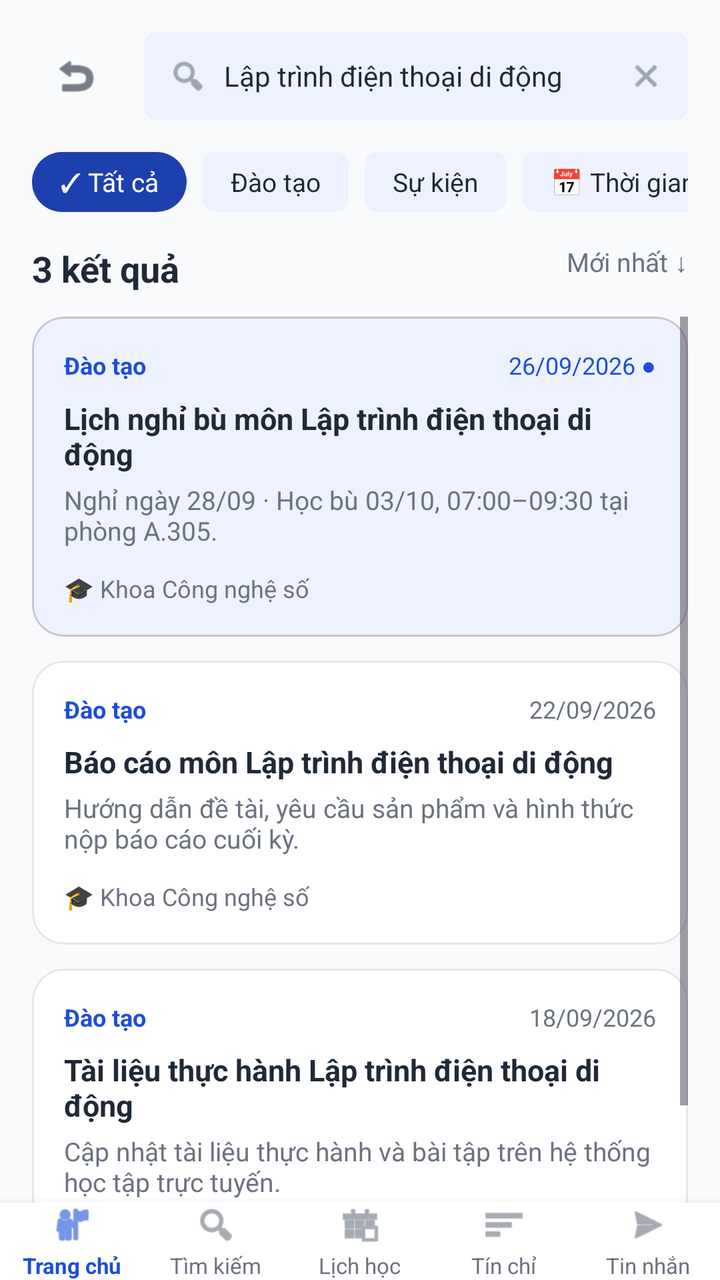
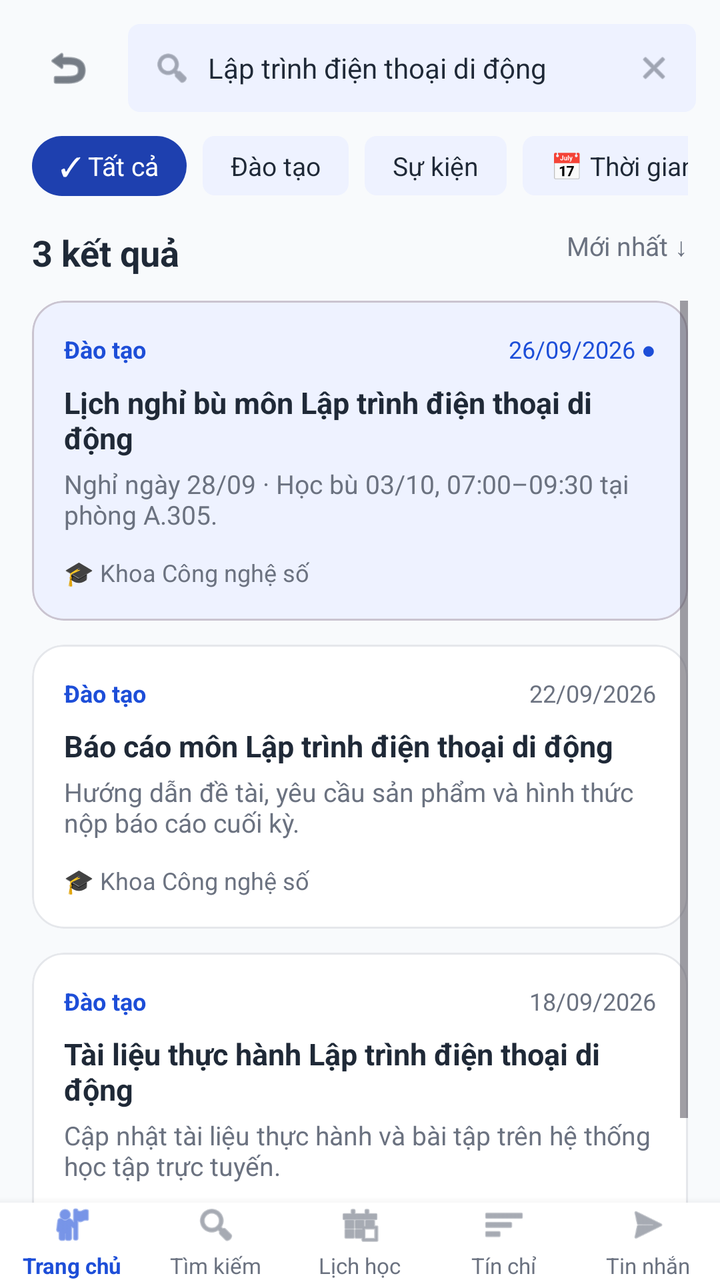

Screens rendered from an Android XML layout before and after an edit, with the pre-edit source and the edit as a unified diff.
<!-- AndroidManifest.xml: application theme Theme.XayDung -->
<!-- res/layout/activity_tim_kiem_thong_bao.xml -->
<?xml version="1.0" encoding="utf-8"?>
<RelativeLayout xmlns:android="http://schemas.android.com/apk/res/android"
    xmlns:app="http://schemas.android.com/apk/res-auto"
    android:layout_width="match_parent"
    android:layout_height="match_parent"
    android:background="@color/figma_bg">

    <LinearLayout
        android:layout_width="match_parent"
        android:layout_height="match_parent"
        android:layout_above="@id/bottomNavigation"
        android:orientation="vertical">

        
        <LinearLayout
            android:layout_width="match_parent"
            android:layout_height="wrap_content"
            android:orientation="horizontal"
            android:padding="16dp"
            android:gravity="center_vertical">

            <ImageView
                android:id="@+id/btnBack"
                android:layout_width="44dp"
                android:layout_height="44dp"
                android:padding="10dp"
                android:clickable="true"
                android:focusable="true"
                android:background="?attr/selectableItemBackgroundBorderless"
                android:src="@android:drawable/ic_menu_revert"
                android:contentDescription="Back"
                app:tint="@color/figma_text_primary" />

            <LinearLayout
                android:layout_width="0dp"
                android:layout_height="44dp"
                android:layout_weight="1"
                android:layout_marginStart="12dp"
                android:background="@drawable/bg_tag_chip"
                android:orientation="horizontal"
                android:gravity="center_vertical"
                android:paddingHorizontal="12dp">

                <ImageView
                    android:layout_width="20dp"
                    android:layout_height="20dp"
                    android:src="@android:drawable/ic_menu_search"
                    android:contentDescription="Search"
                    app:tint="@color/figma_text_secondary" />

                <EditText
                    android:id="@+id/etSearch"
                    android:layout_width="0dp"
                    android:layout_height="wrap_content"
                    android:layout_weight="1"
                    android:layout_marginStart="8dp"
                    android:background="@null"
                    android:text="Lập trình điện thoại di động"
                    android:textColor="@color/figma_text_primary"
                    android:textSize="14sp" />

                <ImageView
                    android:id="@+id/btnClearSearch"
                    android:layout_width="18dp"
                    android:layout_height="18dp"
                    android:src="@android:drawable/ic_menu_close_clear_cancel"
                    android:contentDescription="Clear"
                    app:tint="@color/figma_text_secondary" />
            </LinearLayout>
        </LinearLayout>

        
        <HorizontalScrollView
            android:layout_width="match_parent"
            android:layout_height="wrap_content"
            android:scrollbars="none"
            android:paddingHorizontal="16dp"
            android:layout_marginBottom="16dp">

            <LinearLayout
                android:layout_width="wrap_content"
                android:layout_height="wrap_content"
                android:orientation="horizontal">

                <TextView
                    android:layout_width="wrap_content"
                    android:layout_height="wrap_content"
                    android:background="@drawable/bg_blue_card"
                    android:paddingHorizontal="14dp"
                    android:paddingVertical="6dp"
                    android:text="✓ Tất cả"
                    android:textColor="@color/white"
                    android:textSize="13sp" />

                <TextView
                    android:layout_width="wrap_content"
                    android:layout_height="wrap_content"
                    android:layout_marginStart="8dp"
                    android:background="@drawable/bg_tag_chip"
                    android:paddingHorizontal="14dp"
                    android:paddingVertical="6dp"
                    android:text="Đào tạo"
                    android:textColor="@color/figma_text_primary"
                    android:textSize="13sp" />

                <TextView
                    android:layout_width="wrap_content"
                    android:layout_height="wrap_content"
                    android:layout_marginStart="8dp"
                    android:background="@drawable/bg_tag_chip"
                    android:paddingHorizontal="14dp"
                    android:paddingVertical="6dp"
                    android:text="Sự kiện"
                    android:textColor="@color/figma_text_primary"
                    android:textSize="13sp" />

                <TextView
                    android:layout_width="wrap_content"
                    android:layout_height="wrap_content"
                    android:layout_marginStart="8dp"
                    android:background="@drawable/bg_tag_chip"
                    android:paddingHorizontal="14dp"
                    android:paddingVertical="6dp"
                    android:text="📅 Thời gian"
                    android:textColor="@color/figma_text_primary"
                    android:textSize="13sp" />

                <TextView
                    android:layout_width="wrap_content"
                    android:layout_height="wrap_content"
                    android:layout_marginStart="8dp"
                    android:background="@drawable/bg_tag_chip"
                    android:paddingHorizontal="14dp"
                    android:paddingVertical="6dp"
                    android:text="⚙ Đơn vị gửi"
                    android:textColor="@color/figma_text_primary"
                    android:textSize="13sp" />
            </LinearLayout>
        </HorizontalScrollView>

        
        <RelativeLayout
            android:layout_width="match_parent"
            android:layout_height="wrap_content"
            android:paddingHorizontal="16dp"
            android:layout_marginBottom="12dp">

            <TextView
                android:layout_width="wrap_content"
                android:layout_height="wrap_content"
                android:text="3 kết quả"
                android:textColor="@color/figma_text_primary"
                android:textSize="18sp"
                android:textStyle="bold" />

            <TextView
                android:layout_width="wrap_content"
                android:layout_height="wrap_content"
                android:layout_alignParentEnd="true"
                android:text="Mới nhất ↓"
                android:textColor="@color/figma_text_secondary"
                android:textSize="13sp" />
        </RelativeLayout>

        
        <ScrollView
            android:layout_width="match_parent"
            android:layout_height="match_parent"
            android:paddingHorizontal="16dp">

            <LinearLayout
                android:layout_width="match_parent"
                android:layout_height="wrap_content"
                android:orientation="vertical">

                
                <com.google.android.material.card.MaterialCardView
                    android:layout_width="match_parent"
                    android:layout_height="wrap_content"
                    android:layout_marginBottom="12dp"
                    app:cardCornerRadius="16dp"
                    app:cardElevation="0dp"
                    app:cardBackgroundColor="@color/figma_blue_light">

                    <LinearLayout
                        android:layout_width="match_parent"
                        android:layout_height="wrap_content"
                        android:orientation="vertical"
                        android:padding="16dp">

                        <RelativeLayout
                            android:layout_width="match_parent"
                            android:layout_height="wrap_content">

                            <TextView
                                android:layout_width="wrap_content"
                                android:layout_height="wrap_content"
                                android:text="Đào tạo"
                                android:textColor="@color/figma_blue"
                                android:textSize="12sp"
                                android:textStyle="bold" />

                            <TextView
                                android:layout_width="wrap_content"
                                android:layout_height="wrap_content"
                                android:layout_alignParentEnd="true"
                                android:text="26/09/2026 ●"
                                android:textColor="@color/figma_blue"
                                android:textSize="12sp" />
                        </RelativeLayout>

                        <TextView
                            android:layout_width="match_parent"
                            android:layout_height="wrap_content"
                            android:layout_marginTop="8dp"
                            android:text="Lịch nghỉ bù môn Lập trình điện thoại di động"
                            android:textColor="@color/figma_text_primary"
                            android:textSize="15sp"
                            android:textStyle="bold" />

                        <TextView
                            android:layout_width="match_parent"
                            android:layout_height="wrap_content"
                            android:layout_marginTop="4dp"
                            android:text="Nghỉ ngày 28/09 · Học bù 03/10, 07:00–09:30 tại phòng A.305."
                            android:textColor="@color/figma_text_secondary"
                            android:textSize="13sp" />

                        <TextView
                            android:layout_width="wrap_content"
                            android:layout_height="wrap_content"
                            android:layout_marginTop="12dp"
                            android:text="🎓 Khoa Công nghệ số"
                            android:textColor="@color/figma_text_secondary"
                            android:textSize="12sp" />
                    </LinearLayout>
                </com.google.android.material.card.MaterialCardView>

                
                <com.google.android.material.card.MaterialCardView
                    android:layout_width="match_parent"
                    android:layout_height="wrap_content"
                    android:layout_marginBottom="12dp"
                    app:cardCornerRadius="16dp"
                    app:cardElevation="0dp"
                    app:cardBackgroundColor="@color/white"
                    app:strokeColor="@color/figma_card_border"
                    app:strokeWidth="1dp">

                    <LinearLayout
                        android:layout_width="match_parent"
                        android:layout_height="wrap_content"
                        android:orientation="vertical"
                        android:padding="16dp">

                        <RelativeLayout
                            android:layout_width="match_parent"
                            android:layout_height="wrap_content">

                            <TextView
                                android:layout_width="wrap_content"
                                android:layout_height="wrap_content"
                                android:text="Đào tạo"
                                android:textColor="@color/figma_blue"
                                android:textSize="12sp"
                                android:textStyle="bold" />

                            <TextView
                                android:layout_width="wrap_content"
                                android:layout_height="wrap_content"
                                android:layout_alignParentEnd="true"
                                android:text="22/09/2026"
                                android:textColor="@color/figma_text_secondary"
                                android:textSize="12sp" />
                        </RelativeLayout>

                        <TextView
                            android:layout_width="match_parent"
                            android:layout_height="wrap_content"
                            android:layout_marginTop="8dp"
                            android:text="Báo cáo môn Lập trình điện thoại di động"
                            android:textColor="@color/figma_text_primary"
                            android:textSize="15sp"
                            android:textStyle="bold" />

                        <TextView
                            android:layout_width="match_parent"
                            android:layout_height="wrap_content"
                            android:layout_marginTop="4dp"
                            android:text="Hướng dẫn đề tài, yêu cầu sản phẩm và hình thức nộp báo cáo cuối kỳ."
                            android:textColor="@color/figma_text_secondary"
                            android:textSize="13sp" />

                        <TextView
                            android:layout_width="wrap_content"
                            android:layout_height="wrap_content"
                            android:layout_marginTop="12dp"
                            android:text="🎓 Khoa Công nghệ số"
                            android:textColor="@color/figma_text_secondary"
                            android:textSize="12sp" />
                    </LinearLayout>
                </com.google.android.material.card.MaterialCardView>

                
                <com.google.android.material.card.MaterialCardView
                    android:layout_width="match_parent"
                    android:layout_height="wrap_content"
                    android:layout_marginBottom="12dp"
                    app:cardCornerRadius="16dp"
                    app:cardElevation="0dp"
                    app:cardBackgroundColor="@color/white"
                    app:strokeColor="@color/figma_card_border"
                    app:strokeWidth="1dp">

                    <LinearLayout
                        android:layout_width="match_parent"
                        android:layout_height="wrap_content"
                        android:orientation="vertical"
                        android:padding="16dp">

                        <RelativeLayout
                            android:layout_width="match_parent"
                            android:layout_height="wrap_content">

                            <TextView
                                android:layout_width="wrap_content"
                                android:layout_height="wrap_content"
                                android:text="Đào tạo"
                                android:textColor="@color/figma_blue"
                                android:textSize="12sp"
                                android:textStyle="bold" />

                            <TextView
                                android:layout_width="wrap_content"
                                android:layout_height="wrap_content"
                                android:layout_alignParentEnd="true"
                                android:text="18/09/2026"
                                android:textColor="@color/figma_text_secondary"
                                android:textSize="12sp" />
                        </RelativeLayout>

                        <TextView
                            android:layout_width="match_parent"
                            android:layout_height="wrap_content"
                            android:layout_marginTop="8dp"
                            android:text="Tài liệu thực hành Lập trình điện thoại di động"
                            android:textColor="@color/figma_text_primary"
                            android:textSize="15sp"
                            android:textStyle="bold" />

                        <TextView
                            android:layout_width="match_parent"
                            android:layout_height="wrap_content"
                            android:layout_marginTop="4dp"
                            android:text="Cập nhật tài liệu thực hành và bài tập trên hệ thống học tập trực tuyến."
                            android:textColor="@color/figma_text_secondary"
                            android:textSize="13sp" />

                        <TextView
                            android:layout_width="wrap_content"
                            android:layout_height="wrap_content"
                            android:layout_marginTop="12dp"
                            android:text="🎓 Khoa Công nghệ số"
                            android:textColor="@color/figma_text_secondary"
                            android:textSize="12sp" />
                    </LinearLayout>
                </com.google.android.material.card.MaterialCardView>

            </LinearLayout>
        </ScrollView>

    </LinearLayout>

    <include
        android:id="@+id/bottomNavigation"
        layout="@layout/layout_bottom_nav"
        android:layout_width="match_parent"
        android:layout_height="wrap_content"
        android:layout_alignParentBottom="true" />

</RelativeLayout>
<!-- res/layout/layout_bottom_nav.xml (included above) -->
<?xml version="1.0" encoding="utf-8"?>
<LinearLayout xmlns:android="http://schemas.android.com/apk/res/android"
    xmlns:app="http://schemas.android.com/apk/res-auto"
    android:layout_width="match_parent"
    android:layout_height="64dp"
    android:background="@color/white"
    android:elevation="8dp"
    android:orientation="horizontal"
    android:gravity="center_vertical">

    
    <LinearLayout
        android:id="@+id/navHome"
        android:layout_width="0dp"
        android:layout_height="match_parent"
        android:layout_weight="1"
        android:gravity="center"
        android:orientation="vertical"
        android:clickable="true"
        android:focusable="true">

        <ImageView
            android:id="@+id/iconHome"
            android:layout_width="22dp"
            android:layout_height="22dp"
            android:src="@android:drawable/ic_menu_myplaces"
            android:contentDescription="Trang chủ"
            app:tint="@color/figma_blue" />

        <TextView
            android:id="@+id/textHome"
            android:layout_width="wrap_content"
            android:layout_height="wrap_content"
            android:layout_marginTop="2dp"
            android:text="Trang chủ"
            android:textColor="@color/figma_blue"
            android:textSize="11sp"
            android:textStyle="bold" />
    </LinearLayout>

    
    <LinearLayout
        android:id="@+id/navSearch"
        android:layout_width="0dp"
        android:layout_height="match_parent"
        android:layout_weight="1"
        android:gravity="center"
        android:orientation="vertical"
        android:clickable="true"
        android:focusable="true">

        <ImageView
            android:id="@+id/iconSearch"
            android:layout_width="22dp"
            android:layout_height="22dp"
            android:src="@android:drawable/ic_menu_search"
            android:contentDescription="Tìm kiếm"
            app:tint="@color/figma_text_secondary" />

        <TextView
            android:id="@+id/textSearch"
            android:layout_width="wrap_content"
            android:layout_height="wrap_content"
            android:layout_marginTop="2dp"
            android:text="Tìm kiếm"
            android:textColor="@color/figma_text_secondary"
            android:textSize="11sp" />
    </LinearLayout>

    
    <LinearLayout
        android:id="@+id/navSchedule"
        android:layout_width="0dp"
        android:layout_height="match_parent"
        android:layout_weight="1"
        android:gravity="center"
        android:orientation="vertical"
        android:clickable="true"
        android:focusable="true">

        <ImageView
            android:id="@+id/iconSchedule"
            android:layout_width="22dp"
            android:layout_height="22dp"
            android:src="@android:drawable/ic_menu_today"
            android:contentDescription="Lịch học"
            app:tint="@color/figma_text_secondary" />

        <TextView
            android:id="@+id/textSchedule"
            android:layout_width="wrap_content"
            android:layout_height="wrap_content"
            android:layout_marginTop="2dp"
            android:text="Lịch học"
            android:textColor="@color/figma_text_secondary"
            android:textSize="11sp" />
    </LinearLayout>

    
    <LinearLayout
        android:id="@+id/navCredit"
        android:layout_width="0dp"
        android:layout_height="match_parent"
        android:layout_weight="1"
        android:gravity="center"
        android:orientation="vertical"
        android:clickable="true"
        android:focusable="true">

        <ImageView
            android:id="@+id/iconCredit"
            android:layout_width="22dp"
            android:layout_height="22dp"
            android:src="@android:drawable/ic_menu_sort_by_size"
            android:contentDescription="Tín chỉ"
            app:tint="@color/figma_text_secondary" />

        <TextView
            android:id="@+id/textCredit"
            android:layout_width="wrap_content"
            android:layout_height="wrap_content"
            android:layout_marginTop="2dp"
            android:text="Tín chỉ"
            android:textColor="@color/figma_text_secondary"
            android:textSize="11sp" />
    </LinearLayout>

    
    <LinearLayout
        android:id="@+id/navMessage"
        android:layout_width="0dp"
        android:layout_height="match_parent"
        android:layout_weight="1"
        android:gravity="center"
        android:orientation="vertical"
        android:clickable="true"
        android:focusable="true">

        <ImageView
            android:id="@+id/iconMessage"
            android:layout_width="22dp"
            android:layout_height="22dp"
            android:src="@android:drawable/ic_menu_send"
            android:contentDescription="Tin nhắn"
            app:tint="@color/figma_text_secondary" />

        <TextView
            android:id="@+id/textMessage"
            android:layout_width="wrap_content"
            android:layout_height="wrap_content"
            android:layout_marginTop="2dp"
            android:text="Tin nhắn"
            android:textColor="@color/figma_text_secondary"
            android:textSize="11sp" />
    </LinearLayout>

</LinearLayout>
<!-- resources referenced by this layout -->
<resources>
  <color name="figma_bg">#F8FAFC</color>
  <color name="figma_blue">#1D4ED8</color>
  <color name="figma_blue_light">#EEF2FF</color>
  <color name="figma_card_border">#E5E7EB</color>
  <color name="figma_text_primary">#1F2937</color>
  <color name="figma_text_secondary">#6B7280</color>
  <color name="white">#FFFFFFFF</color>
  <!-- drawable bg_blue_card (drawable) -->
  <?xml version="1.0" encoding="utf-8"?>
  <shape xmlns:android="http://schemas.android.com/apk/res/android"
      android:shape="rectangle">
      <solid android:color="@color/figma_blue_dark" />
      <corners android:radius="16dp" />
  </shape>
  <!-- drawable bg_tag_chip (drawable) -->
  <?xml version="1.0" encoding="utf-8"?>
  <shape xmlns:android="http://schemas.android.com/apk/res/android"
      android:shape="rectangle">
      <solid android:color="@color/figma_blue_light" />
      <corners android:radius="6dp" />
  </shape>
  <style name="Theme.XayDung" parent="Base.Theme.XayDung" />
  <color name="figma_blue_dark">#1E40AF</color>
  <style name="Base.Theme.XayDung" parent="Theme.Material3.DayNight.NoActionBar">
          <item name="colorPrimary">@color/figma_blue</item>
          <item name="colorPrimaryDark">@color/figma_blue_dark</item>
          <item name="colorSecondary">@color/figma_blue</item>
          <item name="android:windowBackground">@color/figma_bg</item>
      </style>
</resources>

<!-- the commit's change to res/layout/activity_tim_kiem_thong_bao.xml (unified diff, before → after) -->
@@ -16,26 +16,33 @@
             android:layout_width="match_parent"
             android:layout_height="wrap_content"
             android:orientation="horizontal"
-            android:padding="16dp"
+            android:padding="12dp"
             android:gravity="center_vertical">
 
-            <ImageView
-                android:id="@+id/btnBack"
+            <FrameLayout
+                android:id="@+id/btnBackContainer"
                 android:layout_width="44dp"
                 android:layout_height="44dp"
-                android:padding="10dp"
                 android:clickable="true"
                 android:focusable="true"
-                android:background="?attr/selectableItemBackgroundBorderless"
-                android:src="@android:drawable/ic_menu_revert"
-                android:contentDescription="Back"
-                app:tint="@color/figma_text_primary" />
+                android:elevation="10dp"
+                android:background="?attr/selectableItemBackgroundBorderless">
+
+                <ImageView
+                    android:id="@+id/btnBack"
+                    android:layout_width="24dp"
+                    android:layout_height="24dp"
+                    android:layout_gravity="center"
+                    android:src="@android:drawable/ic_menu_revert"
+                    android:contentDescription="Back"
+                    app:tint="@color/figma_text_primary" />
+            </FrameLayout>
 
             <LinearLayout
                 android:layout_width="0dp"
                 android:layout_height="44dp"
                 android:layout_weight="1"
-                android:layout_marginStart="12dp"
+                android:layout_marginStart="8dp"
                 android:background="@drawable/bg_tag_chip"
                 android:orientation="horizontal"
                 android:gravity="center_vertical"
